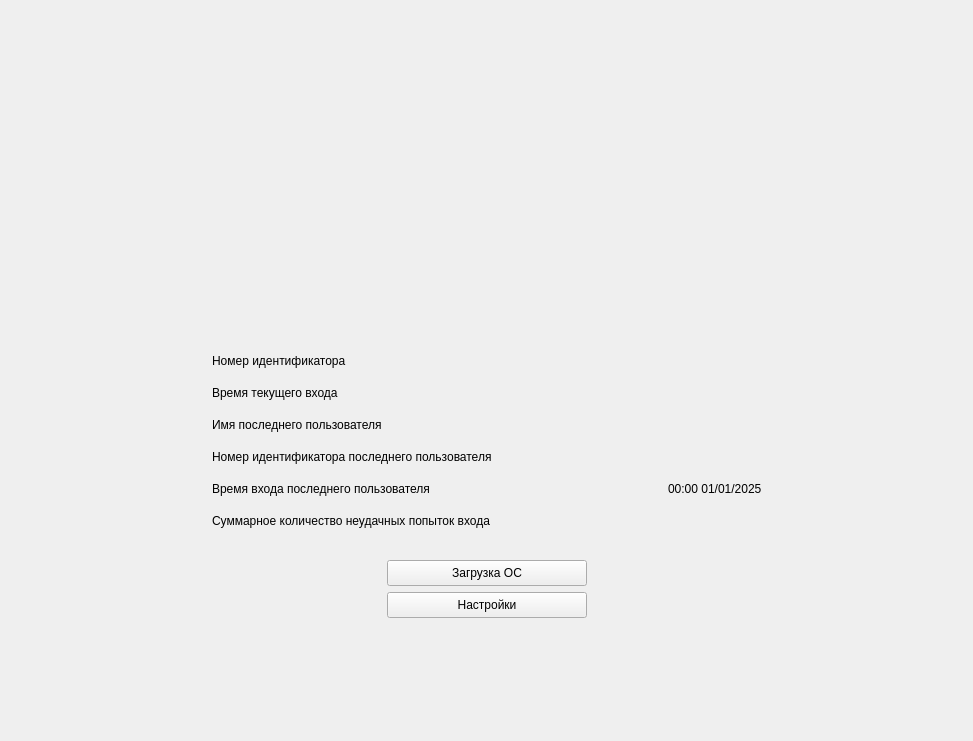
Qt form ui/AdminChoicePage.ui (m6v/sobol) before a commit.
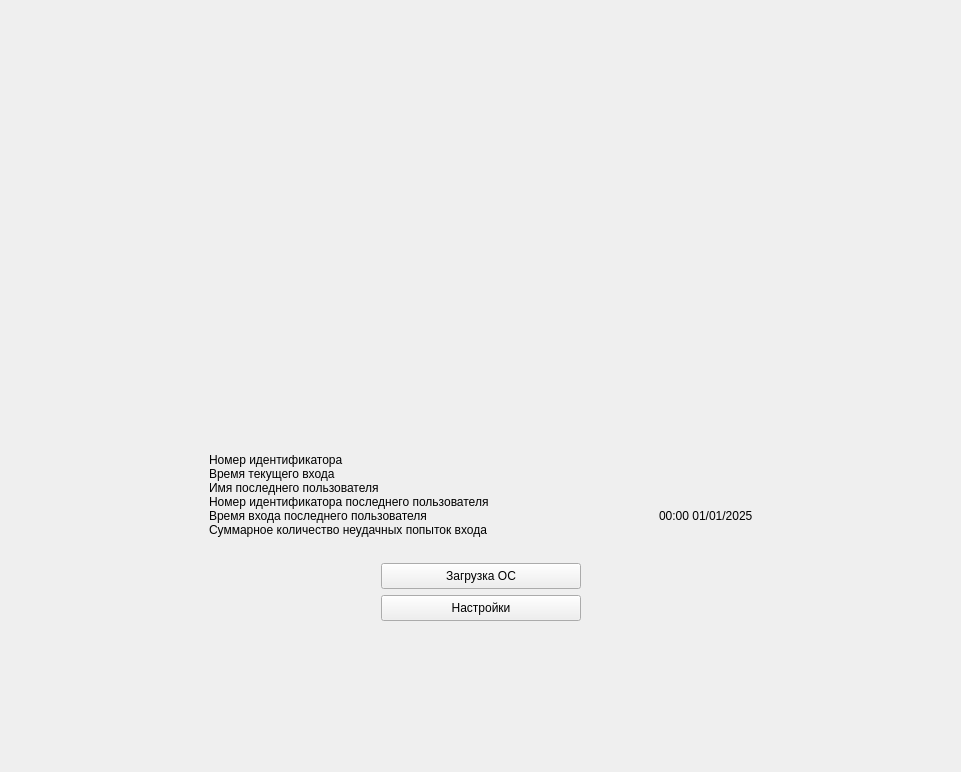
The same form after that commit.

```diff
--- a/ui/AdminChoicePage.ui
+++ b/ui/AdminChoicePage.ui
@@ -6,8 +6,8 @@
    <rect>
     <x>0</x>
     <y>0</y>
-    <width>973</width>
-    <height>741</height>
+    <width>961</width>
+    <height>772</height>
    </rect>
   </property>
   <property name="windowTitle">
@@ -17,6 +17,18 @@
    <string notr="true"/>
   </property>
   <layout class="QGridLayout" name="gridLayout_2" rowstretch="3,0,1">
+   <property name="leftMargin">
+    <number>0</number>
+   </property>
+   <property name="topMargin">
+    <number>0</number>
+   </property>
+   <property name="rightMargin">
+    <number>0</number>
+   </property>
+   <property name="bottomMargin">
+    <number>0</number>
+   </property>
    <item row="0" column="1">
     <spacer name="verticalSpacer_1">
      <property name="orientation">
@@ -53,12 +65,15 @@
        <property name="sizeConstraint">
         <enum>QLayout::SetFixedSize</enum>
        </property>
+       <property name="spacing">
+        <number>0</number>
+       </property>
        <item row="3" column="0">
         <widget class="QLabel" name="last_user_id_label">
          <property name="minimumSize">
           <size>
            <width>450</width>
-           <height>26</height>
+           <height>0</height>
           </size>
          </property>
          <property name="text">
@@ -71,7 +86,7 @@
          <property name="minimumSize">
           <size>
            <width>0</width>
-           <height>26</height>
+           <height>0</height>
           </size>
          </property>
          <property name="text">
@@ -91,7 +106,7 @@
          <property name="minimumSize">
           <size>
            <width>0</width>
-           <height>26</height>
+           <height>0</height>
           </size>
          </property>
          <property name="text">
@@ -111,7 +126,7 @@
          <property name="minimumSize">
           <size>
            <width>0</width>
-           <height>26</height>
+           <height>0</height>
           </size>
          </property>
          <property name="text">
@@ -138,7 +153,7 @@
          <property name="minimumSize">
           <size>
            <width>0</width>
-           <height>26</height>
+           <height>0</height>
           </size>
          </property>
          <property name="text">
@@ -165,7 +180,7 @@
          <property name="minimumSize">
           <size>
            <width>0</width>
-           <height>26</height>
+           <height>0</height>
           </size>
          </property>
          <property name="text">
```
